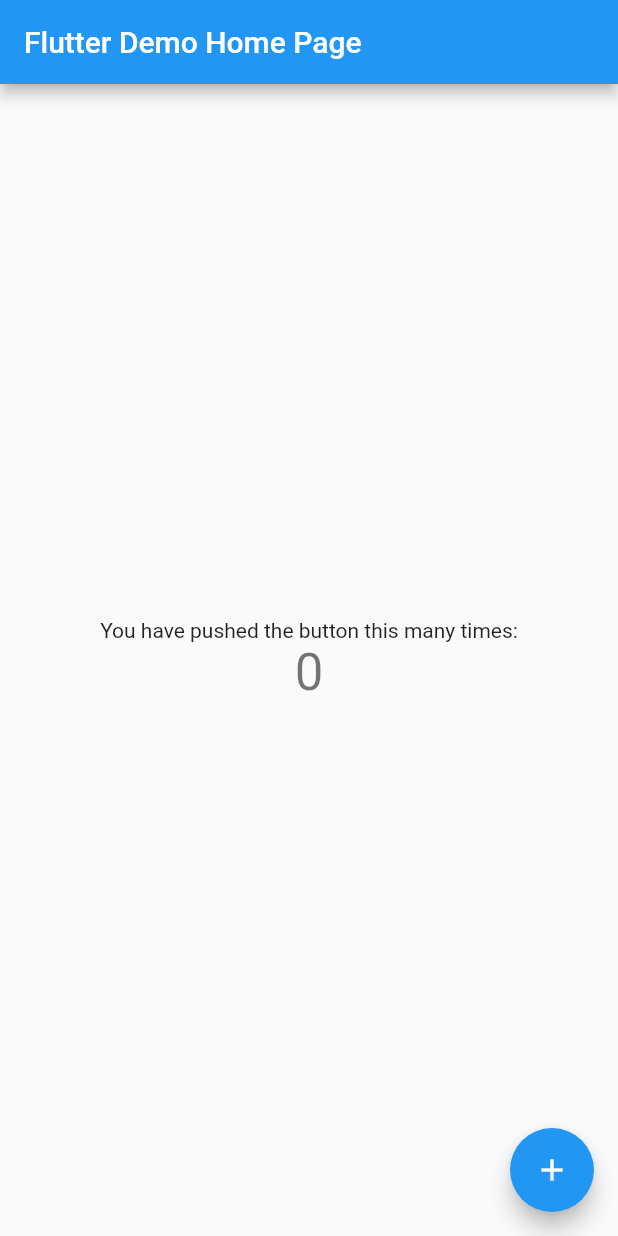
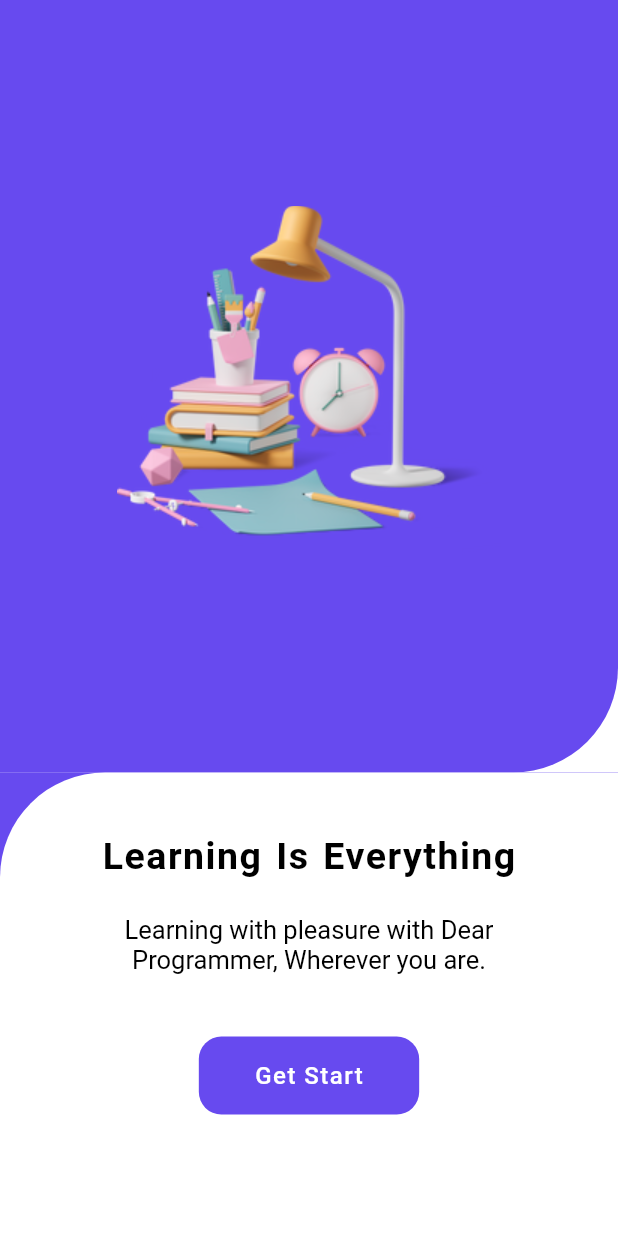
Before and after one commit to esam12/Education-App, a Flutter app: the screen it shows after launch, on a phone screen of 412 x 824 dp. Run offline on Flutter 3.47's test engine with Material 2 defaults, Android fonts, the phone set to English and light mode, and no system bars; our stand-ins replace animate_do.

Commit message:
29.05.2023

```diff
--- a/lib/main.dart
+++ b/lib/main.dart
@@ -1,3 +1,4 @@
+import 'package:education/screens/welcome_screen.dart';
 import 'package:flutter/material.dart';
 
 void main() {
@@ -11,105 +12,12 @@ class MyApp extends StatelessWidget {
   @override
   Widget build(BuildContext context) {
     return MaterialApp(
+      debugShowCheckedModeBanner: false,
       title: 'Flutter Demo',
       theme: ThemeData(
-        // This is the theme of your application.
-        //
-        // Try running your application with "flutter run". You'll see the
-        // application has a blue toolbar. Then, without quitting the app, try
-        // changing the primarySwatch below to Colors.green and then invoke
-        // "hot reload" (press "r" in the console where you ran "flutter run",
-        // or simply save your changes to "hot reload" in a Flutter IDE).
-        // Notice that the counter didn't reset back to zero; the application
-        // is not restarted.
-        primarySwatch: Colors.blue,
+        scaffoldBackgroundColor: Colors.white,
       ),
-      home: const MyHomePage(title: 'Flutter Demo Home Page'),
+      home: const WelcomeScreen(),
     );
   }
 }
-
-class MyHomePage extends StatefulWidget {
-  const MyHomePage({super.key, required this.title});
-
-  // This widget is the home page of your application. It is stateful, meaning
-  // that it has a State object (defined below) that contains fields that affect
-  // how it looks.
-
-  // This class is the configuration for the state. It holds the values (in this
-  // case the title) provided by the parent (in this case the App widget) and
-  // used by the build method of the State. Fields in a Widget subclass are
-  // always marked "final".
-
-  final String title;
-
-  @override
-  State<MyHomePage> createState() => _MyHomePageState();
-}
-
-class _MyHomePageState extends State<MyHomePage> {
-  int _counter = 0;
-
-  void _incrementCounter() {
-    setState(() {
-      // This call to setState tells the Flutter framework that something has
-      // changed in this State, which causes it to rerun the build method below
-      // so that the display can reflect the updated values. If we changed
-      // _counter without calling setState(), then the build method would not be
-      // called again, and so nothing would appear to happen.
-      _counter++;
-    });
-  }
-
-  @override
-  Widget build(BuildContext context) {
-    // This method is rerun every time setState is called, for instance as done
-    // by the _incrementCounter method above.
-    //
-    // The Flutter framework has been optimized to make rerunning build methods
-    // fast, so that you can just rebuild anything that needs updating rather
-    // than having to individually change instances of widgets.
-    return Scaffold(
-      appBar: AppBar(
-        // Here we take the value from the MyHomePage object that was created by
-        // the App.build method, and use it to set our appbar title.
-        title: Text(widget.title),
-      ),
-      body: Center(
-        // Center is a layout widget. It takes a single child and positions it
-        // in the middle of the parent.
-        child: Column(
-          // Column is also a layout widget. It takes a list of children and
-          // arranges them vertically. By default, it sizes itself to fit its
-          // children horizontally, and tries to be as tall as its parent.
-          //
-          // Invoke "debug painting" (press "p" in the console, choose the
-          // "Toggle Debug Paint" action from the Flutter Inspector in Android
-          // Studio, or the "Toggle Debug Paint" command in Visual Studio Code)
-          // to see the wireframe for each widget.
-          //
-          // Column has various properties to control how it sizes itself and
-          // how it positions its children. Here we use mainAxisAlignment to
-          // center the children vertically; the main axis here is the vertical
-          // axis because Columns are vertical (the cross axis would be
-          // horizontal).
-          mainAxisAlignment: MainAxisAlignment.center,
-          children: <Widget>[
-            const Text(
-              'You have pushed the button this many times:',
-            ),
-            Text(
-              '$_counter',
-              style: Theme.of(context).textTheme.headlineMedium,
-            ),
-          ],
-        ),
-      ),
-      floatingActionButton: FloatingActionButton(
-        onPressed: _incrementCounter,
-        tooltip: 'Increment',
-        child: const Icon(Icons.add),
-      ), // This trailing comma makes auto-formatting nicer for build methods.
-    );
-  }
-}
--- /dev/null
+++ b/lib/screens/welcome_screen.dart
@@ -0,0 +1,116 @@
+import 'package:animate_do/animate_do.dart';
+import 'package:flutter/material.dart';
+
+class WelcomeScreen extends StatelessWidget {
+  const WelcomeScreen({super.key});
+
+  @override
+  Widget build(BuildContext context) {
+    var size = MediaQuery.of(context).size;
+    return Material(
+      child: SizedBox(
+        width: size.width,
+        height: size.height,
+        child: Stack(
+          children: [
+            Stack(
+              children: [
+                Container(
+                  width: size.width,
+                  height: size.height / 1.6,
+                  decoration: const BoxDecoration(color: Colors.white),
+                ),
+                Container(
+                  width: size.width,
+                  height: size.height / 1.6,
+                  decoration: const BoxDecoration(
+                    color: Color(0xFF674AEF),
+                    borderRadius: BorderRadius.only(
+                      bottomRight: Radius.circular(70),
+                    ),
+                  ),
+                  child: const Center(
+                    child: Image(
+                      image: AssetImage('assets/images/books.png'),
+                    ),
+                  ),
+                ),
+              ],
+            ),
+            Align(
+              alignment: Alignment.bottomCenter,
+              child: Container(
+                width: size.width,
+                height: size.height / 2.666,
+                decoration: const BoxDecoration(
+                  color: Color(0xFF674AEF),
+                ),
+              ),
+            ),
+            Align(
+              alignment: Alignment.bottomCenter,
+              child: Container(
+                padding: EdgeInsets.only(top: size.height * 0.05),
+                width: size.width,
+                height: size.height / 2.666,
+                decoration: const BoxDecoration(
+                  color: Colors.white,
+                  borderRadius: BorderRadius.only(
+                    topLeft: Radius.circular(70),
+                  ),
+                ),
+                child: FadeInUp(
+                  delay: const Duration(milliseconds: 250),
+                  child: Column(
+                    children: [
+                      const Text(
+                        "Learning Is Everything",
+                        style: TextStyle(
+                            color: Colors.black,
+                            fontSize: 25,
+                            fontWeight: FontWeight.w600,
+                            letterSpacing: 1,
+                            wordSpacing: 2),
+                      ),
+                      SizedBox(height: size.height * 0.03),
+                      Padding(
+                        padding:
+                            EdgeInsets.symmetric(horizontal: size.width * 0.17),
+                        child: const Text(
+                          "Learning with pleasure with Dear Programmer, Wherever you are.",
+                          textAlign: TextAlign.center,
+                          style: TextStyle(fontSize: 17, color: Colors.black),
+                        ),
+                      ),
+                      SizedBox(height: size.height * 0.05),
+                      Material(
+                        color: const Color(0xFF674AEF),
+                        borderRadius: BorderRadius.circular(15),
+                        child: Padding(
+                          padding: EdgeInsets.symmetric(
+                              horizontal: size.width * 0.09,
+                              vertical: size.width * 0.04),
+                          child: InkWell(
+                            onTap: () {},
+                            child: const Text(
+                              "Get Start",
+                              style: TextStyle(
+                                  fontSize: 16,
+                                  fontWeight: FontWeight.w500,
+                                  color: Colors.white,
+                                  letterSpacing: 1),
+                            ),
+                          ),
+                        ),
+                      )
+                    ],
+                  ),
+                ),
+              ),
+            ),
+          ],
+        ),
+      ),
+    );
+  }
+}
```
Also changed, not shown: pubspec.yaml (+6 -13 lines), assets/images/C#.png (added), assets/images/Flutter.png (added), assets/images/Python.png (added), assets/images/React Native.png (added), assets/images/books.png (added), pubspec.lock.
